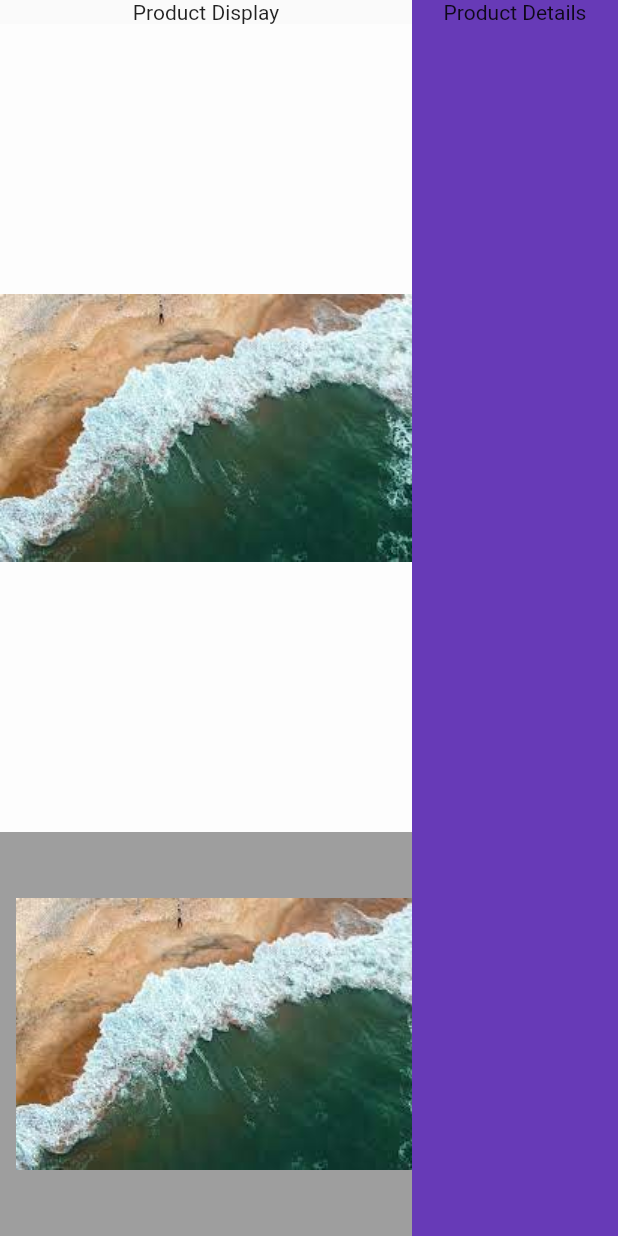
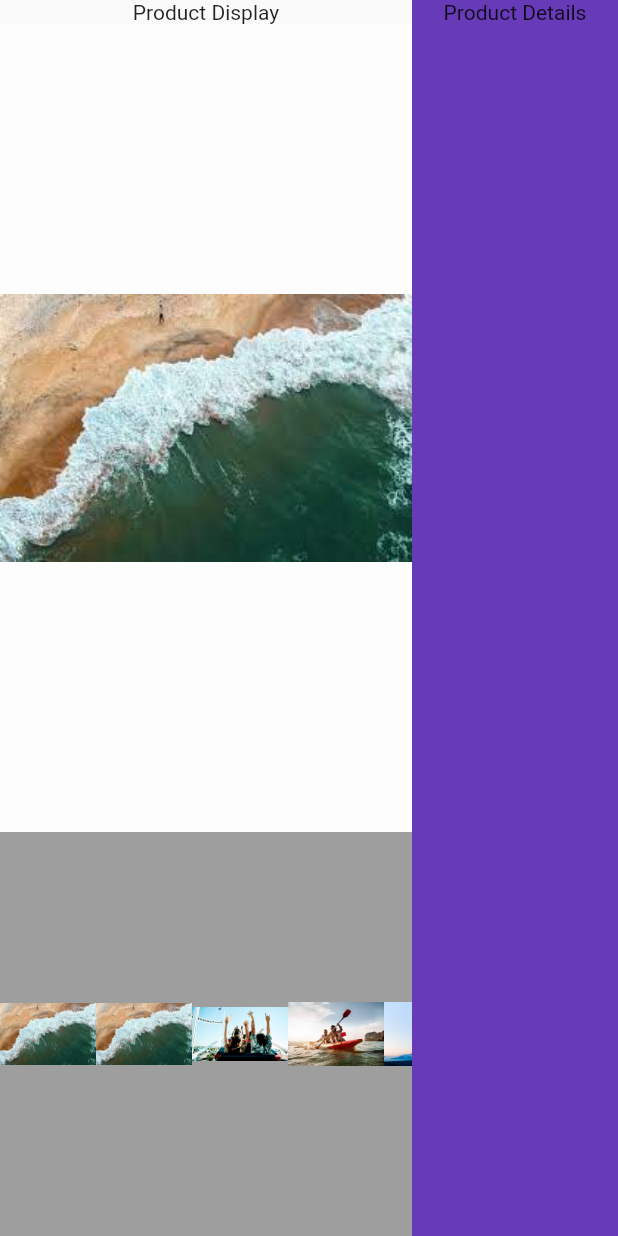
Before and after one commit to an-2018/asciidoc, a Flutter app: the screen it shows after launch, on a phone screen of 412 x 824 dp. Run offline on Flutter 3.47's test engine with Material 2 defaults, Android fonts, the phone set to English and light mode, and no system bars; our stand-ins replace dio, image_gallery_saver, permission_handler; missing offline and left inert: intent.

Commit message:
updates on produt display

```diff
--- a/paths/flutter_path/tryon_samples/lib/pages/helpers.dart
+++ b/paths/flutter_path/tryon_samples/lib/pages/helpers.dart
@@ -18,12 +18,11 @@ class Helper {
       list.add(
         GestureDetector(
           child: Container(
+            width: 64.0,
+            height: 64.0,
             decoration: BoxDecoration(
-              shape: BoxShape.rectangle,
-              borderRadius: BorderRadius.circular(10),
+              borderRadius: BorderRadius.circular(15),
             ),
-            width: 300.0,
-            height: 300.0,
             child: Image.asset('images/$element'),
           ),
           onTap: () {
```
